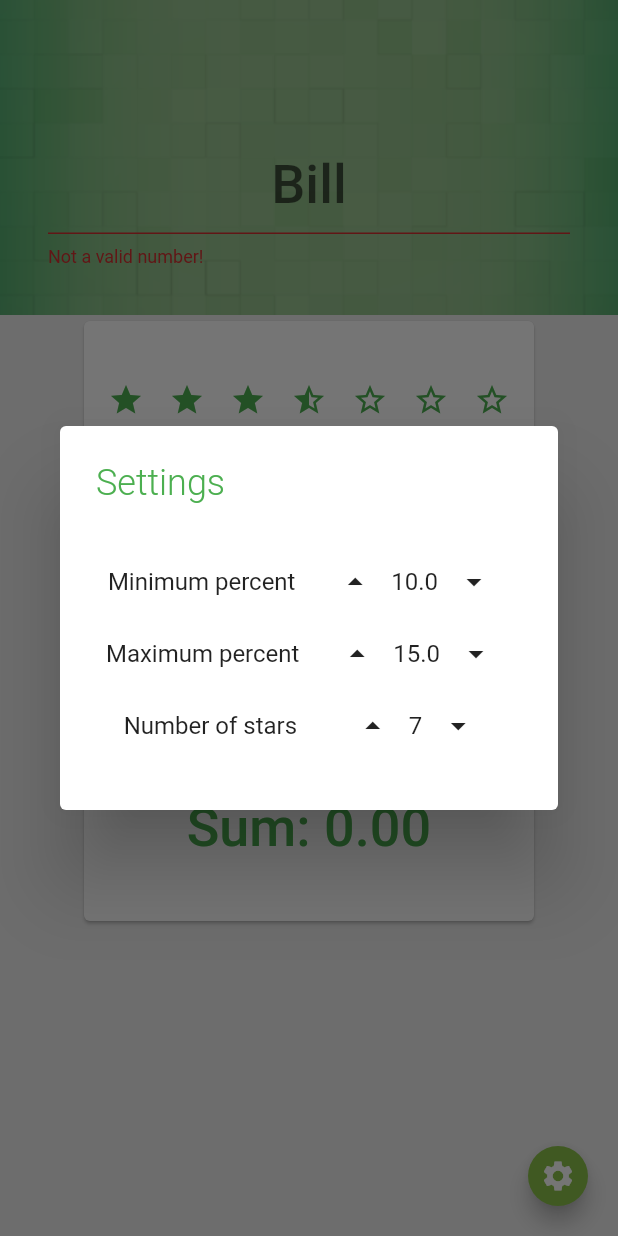
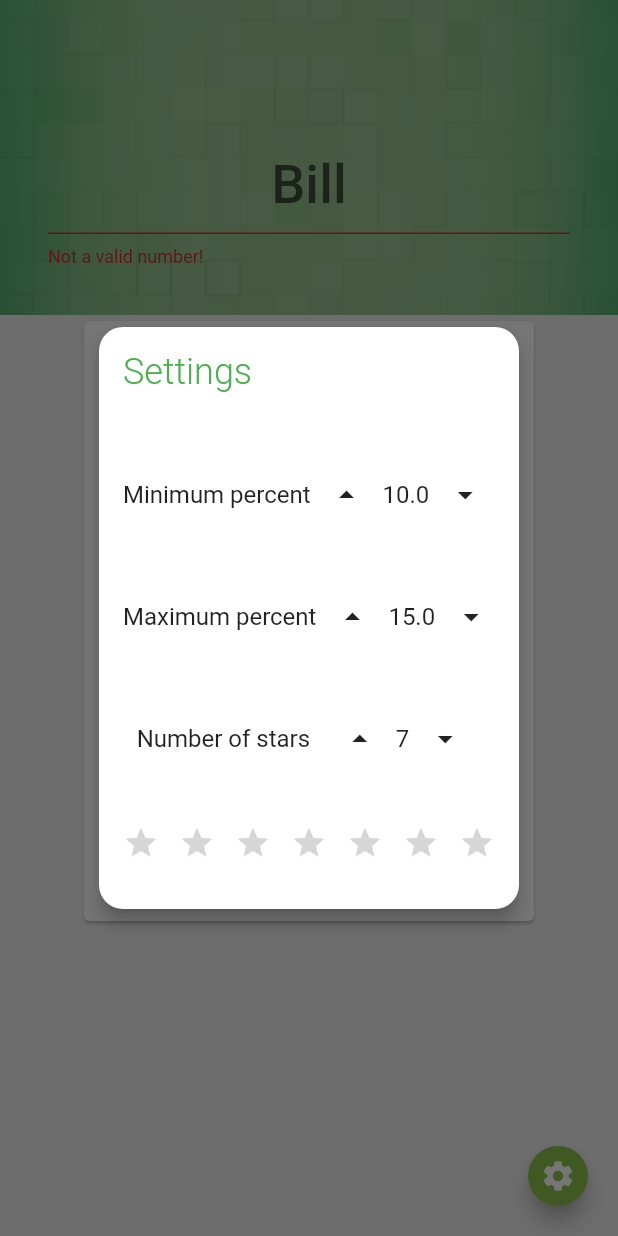
Before and after one commit to alongruss/Tipping, a Flutter app: the screen it shows after launch, after a tap on the "settings" icon, on a phone screen of 412 x 824 dp. Run offline on Flutter 3.47's test engine with Material 2 defaults, Android fonts, the phone set to English and light mode, and no system bars; Roboto replaces fonts that are missing (Hind).

```diff
--- a/lib/calculatorPage.dart
+++ b/lib/calculatorPage.dart
@@ -1,10 +1,7 @@
-import 'dart:math';
-import 'dart:async';
 import 'dart:ui' show lerpDouble;
+
 import 'package:flutter/material.dart';
 import 'package:scoped_model/scoped_model.dart';
-import 'package:tipping/Modal.dart';
-import 'package:tipping/settingsPage.dart';
 import 'package:tipping/SettingsModel.dart';
 import 'package:tipping/params.dart';
 
@@ -19,13 +16,11 @@ class CalculatorPage extends StatefulWidget {
 class _CalculatorPageState extends State<CalculatorPage> {
   final GlobalKey<FormState> _formKey = GlobalKey<FormState>();
   double input = 0.0;
-  Modal modal = new Modal();
-  MyDialog myDialog = new MyDialog();
 
   @override
   Widget build(BuildContext context) {
     return ScopedModelDescendant<SettingsModel>(
-        builder: (context, child, modelSettings) {
+        builder: (context, child, settingsModel) {
       return Scaffold(
         backgroundColor: Colors.grey[200],
         body: Column(children: <Widget>[
@@ -80,25 +75,19 @@ class _CalculatorPageState extends State<CalculatorPage> {
           ),
           Flexible(
             flex: 2,
-            child: Recipt(settingsModel: modelSettings, input: input),
+            child: ScopedModel<SettingsModel>(
+                model: settingsModel, child: Recipt(settingsModel: settingsModel, input: input)),
           ),
         ]),
 
         floatingActionButton: FloatingActionButton(
           onPressed: () {
-            myDialog._askUser(context, modelSettings);
-
-            /*ScopedModelDescendant<SettingsModel>(
-    builder: (context, child, settings)
-    {
-      showMyDialog("a", context,settings);
-    });*/
-            //modal.mainBottomSheet(context);
-            /*Navigator.push(
-              context,
-              MaterialPageRoute(
-                  builder: (context) =>
-                      SettingsPage(title: 'Settings', params: widget.params)));*/
+            showDialog(
+                context: context,
+                builder: (_) {
+                  return ScopedModel<SettingsModel>(
+                      model: settingsModel, child: MyDialog());
+                });
           },
           tooltip: 'Settings',
           child: Icon(Icons.settings),
@@ -125,12 +114,11 @@ class Recipt extends StatefulWidget {
 }
 
 class _ReciptState extends State<Recipt> {
-  double rating = 3.5;
+  double rating = 3.0;
   double percent = 0.5;
   int tip = 0;
 
   Widget build(BuildContext context) {
-
     percent = lerpDouble(widget.settingsModel.min, widget.settingsModel.max,
         rating / widget.settingsModel.numOfStars);
     tip = (percent * 0.01 * widget.input).round();
@@ -162,13 +150,13 @@ class _ReciptState extends State<Recipt> {
                     ScopedModelDescendant<SettingsModel>(
                         builder: (context, child, settings) {
                       return Text(settings.min.toStringAsFixed(1),
-                          style: Theme.of(context).textTheme.body1);
+                          style: Theme.of(context).textTheme.body2);
                     }),
-                    Text('Linear', style: Theme.of(context).textTheme.body1),
+                    Text('Linear', style: Theme.of(context).textTheme.body2),
                     ScopedModelDescendant<SettingsModel>(
                         builder: (context, child, settings) {
                       return Text(settings.max.toStringAsFixed(1),
-                          style: Theme.of(context).textTheme.body1);
+                          style: Theme.of(context).textTheme.body2);
                     }),
                   ],
                 ),
@@ -184,7 +172,7 @@ class _ReciptState extends State<Recipt> {
                 Row(
                   mainAxisAlignment: MainAxisAlignment.spaceBetween,
                   children: <Widget>[
-                    Text('Tip:', style: Theme.of(context).textTheme.title),
+                    Text('Tip: (rounded)', style: Theme.of(context).textTheme.title),
                     Text(tip.toString(),
                         style: Theme.of(context).textTheme.title),
                   ],
@@ -206,19 +194,14 @@ class RatingScale extends StatelessWidget {
   final Color color;
   double rating;
 
-  RatingScale(
-      {
-      this.rating,
-      this.onRatingChanged,
-      this.color
-      });
+  RatingScale({this.rating, this.onRatingChanged, this.color});
 
   Widget buildStar(BuildContext context, int index) {
     Icon icon;
     if (index >= rating) {
       icon = new Icon(
         Icons.star_border,
-        color: Theme.of(context).buttonColor,
+        color: color ?? Theme.of(context).buttonColor,
       );
     } else if (index > rating - 1 && index < rating) {
       icon = new Icon(
@@ -244,10 +227,13 @@ class RatingScale extends StatelessWidget {
       child: Column(
           mainAxisAlignment: MainAxisAlignment.spaceEvenly,
           children: <Widget>[
-            ScopedModelDescendant<SettingsModel>(builder:(context,child,model){return Row(
+            ScopedModelDescendant<SettingsModel>(
+                builder: (context, child, model) {
+              return Row(
                   mainAxisAlignment: MainAxisAlignment.spaceBetween,
                   children: new List.generate(
-                    model.numOfStars, (index) => buildStar(context, index)));}),
+                      model.numOfStars, (index) => buildStar(context, index)));
+            }),
           ]),
     );
   }
@@ -264,15 +250,30 @@ class DecimalNumberSubmitValidator {
   }
 }
 
-class MyDialog {
-  _askUser(BuildContext context, SettingsModel settingsModel) {
-    showDialog(
-      context: context,
-      builder: (BuildContext context) {
+class MyDialog extends StatefulWidget {
+  @override
+  _MyDialogState createState() => new _MyDialogState();
+}
+
+class _MyDialogState extends State<MyDialog> {
+  @override
+  Widget build(BuildContext context) {
     return SimpleDialog(
+      titlePadding: EdgeInsets.all(16),
+      shape: RoundedRectangleBorder(
+          borderRadius: BorderRadius.all(Radius.circular(16.0))),
+      elevation: 5,
       title: new Text('Settings'),
       children: <Widget>[
-            Container(padding: EdgeInsets.all(16),child:Column(
+        ScopedModelDescendant<SettingsModel>(
+          builder: (context, child, settings) {
+            return Container(
+              width: 100,
+                height:300,
+                padding: EdgeInsets.all(16),
+                child: Column(
+                  mainAxisAlignment: MainAxisAlignment.spaceBetween,
+                  mainAxisSize: MainAxisSize.min,
                   children: <Widget>[
                     Row(
                       mainAxisAlignment: MainAxisAlignment.spaceEvenly,
@@ -285,21 +286,22 @@ class MyDialog {
                               IconButton(
                                 icon: Icon(Icons.arrow_drop_up),
                                 onPressed: () {
-                              settingsModel.addStar();
+                                  settings.addStar();
                                 },
                               ),
                               Text(
-                            settingsModel.min.toStringAsFixed(1),
+                                settings.min.toStringAsFixed(1),
                                 textAlign: TextAlign.center,
                               ),
                               IconButton(
                                   icon: Icon(Icons.arrow_drop_down),
                                   onPressed: () {
-                                settingsModel.subtractStar();
+                                    settings.subtractStar();
                                   }),
                             ])
                       ],
-                ),Row(
+                    ),
+                    Row(
                       mainAxisAlignment: MainAxisAlignment.spaceEvenly,
                       children: <Widget>[
                         Text('Maximum percent'),
@@ -310,21 +312,22 @@ class MyDialog {
                               IconButton(
                                 icon: Icon(Icons.arrow_drop_up),
                                 onPressed: () {
-                              settingsModel.addStar();
+                                  settings.addStar();
                                 },
                               ),
                               Text(
-                            settingsModel.max.toStringAsFixed(1),
+                                settings.max.toStringAsFixed(1),
                                 textAlign: TextAlign.center,
                               ),
                               IconButton(
                                   icon: Icon(Icons.arrow_drop_down),
                                   onPressed: () {
-                                settingsModel.subtractStar();
+                                    settings.subtractStar();
                                   }),
                             ])
                       ],
-                ),Row(
+                    ),
+                    Row(
                       mainAxisAlignment: MainAxisAlignment.spaceEvenly,
                       children: <Widget>[
                         Text('Number of stars'),
@@ -335,27 +338,27 @@ class MyDialog {
                               IconButton(
                                 icon: Icon(Icons.arrow_drop_up),
                                 onPressed: () {
-                              settingsModel.addStar();
+                                  settings.addStar();
                                 },
                               ),
                               Text(
-                            settingsModel.numOfStars.toString(),
+                                settings.numOfStars.toString(),
                                 textAlign: TextAlign.center,
                               ),
                               IconButton(
                                   icon: Icon(Icons.arrow_drop_down),
                                   onPressed: () {
-                                settingsModel.subtractStar();
+                                    settings.subtractStar();
                                   }),
                             ])
                       ],
                     ),
+                RatingScale(rating:settings.numOfStars.toDouble(),color:Colors.grey[350]),
                   ],
-            )),
-
+                ));
+          },
+        ),
       ],
-        );
-      },
     );
   }
 }
--- a/lib/main.dart
+++ b/lib/main.dart
@@ -24,6 +24,7 @@ class MyApp extends StatelessWidget {
           title: TextStyle(
               color: Colors.green, fontSize: 24.0, fontWeight: FontWeight.w300),
           body1: TextStyle(fontSize: 14.0, fontFamily: 'Hind'),
+          body2: TextStyle(fontSize: 14.0, fontFamily: 'Hind',color: Colors.grey[400]),
         ),
       ),
       home: MyHomePage(),
```
Lines whose indentation alone changed are shown as unchanged.
